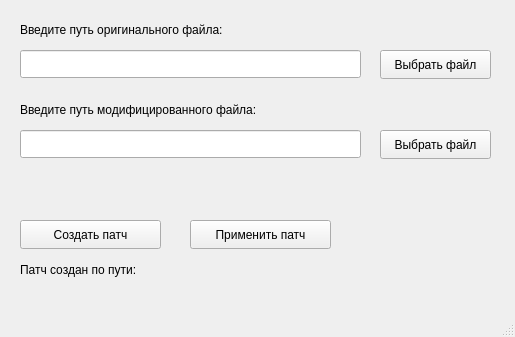
This is mainwindow.ui in TRUMEN228/Practice_task-App as Qt 5 draws it before an edit. The edited form follows.
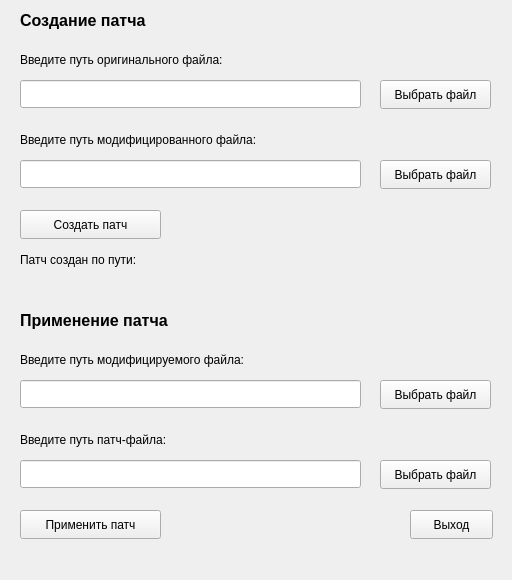
This is the edited form.

```diff
--- a/mainwindow.ui
+++ b/mainwindow.ui
@@ -6,8 +6,8 @@
    <rect>
     <x>0</x>
     <y>0</y>
-    <width>515</width>
-    <height>337</height>
+    <width>512</width>
+    <height>580</height>
    </rect>
   </property>
   <property name="windowTitle">
@@ -21,7 +21,7 @@
     <property name="geometry">
      <rect>
       <x>380</x>
-      <y>50</y>
+      <y>80</y>
       <width>111</width>
       <height>29</height>
      </rect>
@@ -34,7 +34,7 @@
     <property name="geometry">
      <rect>
       <x>20</x>
-      <y>50</y>
+      <y>80</y>
       <width>341</width>
       <height>28</height>
      </rect>
@@ -50,7 +50,7 @@
     <property name="geometry">
      <rect>
       <x>20</x>
-      <y>20</y>
+      <y>50</y>
       <width>261</width>
       <height>20</height>
      </rect>
@@ -63,7 +63,7 @@
     <property name="geometry">
      <rect>
       <x>20</x>
-      <y>100</y>
+      <y>130</y>
       <width>301</width>
       <height>20</height>
      </rect>
@@ -76,7 +76,7 @@
     <property name="geometry">
      <rect>
       <x>20</x>
-      <y>130</y>
+      <y>160</y>
       <width>341</width>
       <height>28</height>
      </rect>
@@ -92,7 +92,7 @@
     <property name="geometry">
      <rect>
       <x>380</x>
-      <y>130</y>
+      <y>160</y>
       <width>111</width>
       <height>29</height>
      </rect>
@@ -105,7 +105,7 @@
     <property name="geometry">
      <rect>
       <x>20</x>
-      <y>220</y>
+      <y>210</y>
       <width>141</width>
       <height>29</height>
      </rect>
@@ -117,8 +117,8 @@
    <widget class="QPushButton" name="ApplyPatchBtn">
     <property name="geometry">
      <rect>
-      <x>190</x>
-      <y>220</y>
+      <x>20</x>
+      <y>510</y>
       <width>141</width>
       <height>29</height>
      </rect>
@@ -127,11 +127,14 @@
      <string>Применить патч</string>
     </property>
    </widget>
-   <widget class="QLabel" name="label">
+   <widget class="QLabel" name="PatchPathLabel">
+    <property name="enabled">
+     <bool>true</bool>
+    </property>
     <property name="geometry">
      <rect>
       <x>20</x>
-      <y>260</y>
+      <y>250</y>
       <width>151</width>
       <height>20</height>
      </rect>
@@ -144,7 +147,7 @@
     <property name="geometry">
      <rect>
       <x>170</x>
-      <y>260</y>
+      <y>250</y>
       <width>321</width>
       <height>20</height>
      </rect>
@@ -152,13 +155,148 @@
     <property name="font">
      <font>
       <bold>true</bold>
-      <underline>true</underline>
+      <underline>false</underline>
      </font>
     </property>
     <property name="text">
      <string/>
     </property>
    </widget>
+   <widget class="QLineEdit" name="PatchingPath">
+    <property name="geometry">
+     <rect>
+      <x>20</x>
+      <y>380</y>
+      <width>341</width>
+      <height>28</height>
+     </rect>
+    </property>
+    <property name="text">
+     <string/>
+    </property>
+    <property name="echoMode">
+     <enum>QLineEdit::Normal</enum>
+    </property>
+   </widget>
+   <widget class="QPushButton" name="PatchingBtn">
+    <property name="geometry">
+     <rect>
+      <x>380</x>
+      <y>380</y>
+      <width>111</width>
+      <height>29</height>
+     </rect>
+    </property>
+    <property name="text">
+     <string>Выбрать файл</string>
+    </property>
+   </widget>
+   <widget class="QLabel" name="PatchingLabel">
+    <property name="geometry">
+     <rect>
+      <x>20</x>
+      <y>350</y>
+      <width>301</width>
+      <height>20</height>
+     </rect>
+    </property>
+    <property name="text">
+     <string>Введите путь модифицируемого файла:</string>
+    </property>
+   </widget>
+   <widget class="QLabel" name="PatchLabel">
+    <property name="geometry">
+     <rect>
+      <x>20</x>
+      <y>430</y>
+      <width>301</width>
+      <height>20</height>
+     </rect>
+    </property>
+    <property name="text">
+     <string>Введите путь патч-файла:</string>
+    </property>
+   </widget>
+   <widget class="QLineEdit" name="PatchPath">
+    <property name="geometry">
+     <rect>
+      <x>20</x>
+      <y>460</y>
+      <width>341</width>
+      <height>28</height>
+     </rect>
+    </property>
+    <property name="text">
+     <string/>
+    </property>
+    <property name="echoMode">
+     <enum>QLineEdit::Normal</enum>
+    </property>
+   </widget>
+   <widget class="QPushButton" name="PatchBtn">
+    <property name="geometry">
+     <rect>
+      <x>380</x>
+      <y>460</y>
+      <width>111</width>
+      <height>29</height>
+     </rect>
+    </property>
+    <property name="text">
+     <string>Выбрать файл</string>
+    </property>
+   </widget>
+   <widget class="QLabel" name="CreatePatchLabel">
+    <property name="geometry">
+     <rect>
+      <x>20</x>
+      <y>10</y>
+      <width>161</width>
+      <height>20</height>
+     </rect>
+    </property>
+    <property name="font">
+     <font>
+      <pointsize>12</pointsize>
+      <bold>true</bold>
+     </font>
+    </property>
+    <property name="text">
+     <string>Создание патча</string>
+    </property>
+   </widget>
+   <widget class="QLabel" name="ApplyPatchLabel">
+    <property name="geometry">
+     <rect>
+      <x>20</x>
+      <y>310</y>
+      <width>191</width>
+      <height>20</height>
+     </rect>
+    </property>
+    <property name="font">
+     <font>
+      <pointsize>12</pointsize>
+      <bold>true</bold>
+     </font>
+    </property>
+    <property name="text">
+     <string>Применение патча</string>
+    </property>
+   </widget>
+   <widget class="QPushButton" name="ExitBtn">
+    <property name="geometry">
+     <rect>
+      <x>410</x>
+      <y>510</y>
+      <width>83</width>
+      <height>29</height>
+     </rect>
+    </property>
+    <property name="text">
+     <string>Выход</string>
+    </property>
+   </widget>
    <zorder>Ver1Btn</zorder>
    <zorder>Ver1Path</zorder>
    <zorder>Ver1Label</zorder>
@@ -180,7 +318,6 @@
     </rect>
    </property>
   </widget>
-  <widget class="QStatusBar" name="statusbar"/>
  </widget>
  <resources/>
  <connections/>
```
Left out of the diff: 19 changed lines with no effect on the pictures.
